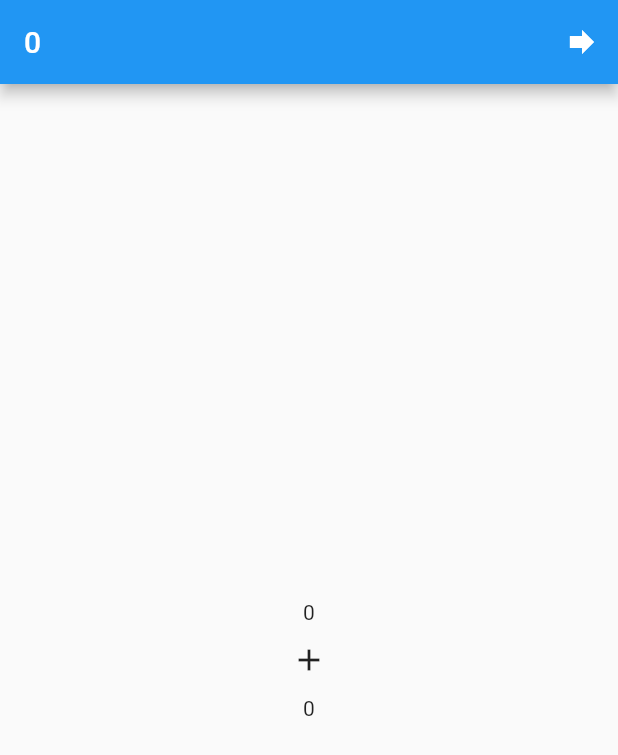
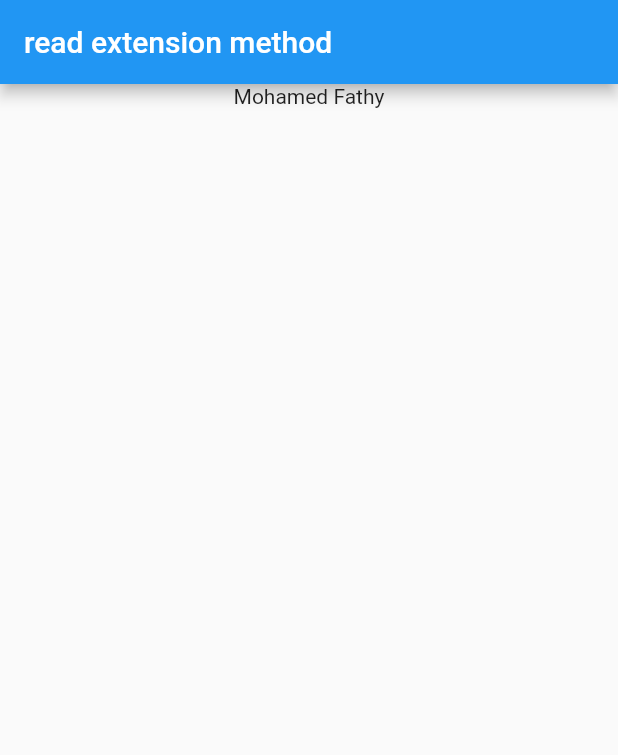
Before and after one commit to code2start/Flutter-State-Management, a Flutter app: the screen it shows after launch, on a phone screen of 412 x 824 dp. Shown: the top 755 px of the screen. Run offline on Flutter 3.47's test engine with Material 2 defaults, Android fonts, the phone set to English and light mode, and no system bars.

Commit message:
lesson 18

```diff
--- /dev/null
+++ b/lib/home.dart
@@ -0,0 +1,30 @@
+import 'package:flutter/material.dart';
+import 'package:provider/provider.dart';
+import 'package:state_management/mymodel.dart';
+
+class Home extends StatelessWidget {
+  @override
+  Widget build(BuildContext context) {
+    return Scaffold(
+      appBar: AppBar(
+        title: Text('read extension method'),
+      ),
+      body: Provider(
+        create: (context) => MyModel('Mohamed Fathy', 22),
+        child: Center(
+          child: Column(
+            children: <Widget>[MyNameWidget()],
+          ),
+        ),
+      ),
+    );
+  }
+}
+
+class MyNameWidget extends StatelessWidget {
+  @override
+  Widget build(BuildContext context) {
+    var myModel = Provider.of<MyModel>(context, listen: false);
+    return Text(myModel.name);
+  }
+}
--- a/lib/main.dart
+++ b/lib/main.dart
@@ -1,7 +1,6 @@
 import 'package:flutter/material.dart';
-import 'package:provider/provider.dart';
-import 'package:state_management/mycounter.dart';
-import 'package:state_management/next.dart';
+
+import 'home.dart';
 
 main() {
   runApp(MyApp());
@@ -10,59 +9,8 @@ main() {
 class MyApp extends StatelessWidget {
   @override
   Widget build(BuildContext context) {
-    return ChangeNotifierProvider<MyCounter>(
-      create: (BuildContext context) {
-        return MyCounter();
-      },
-      child: MaterialApp(
-        home: Home(),
-      ),
+    return MaterialApp(
+      home: Home(),
     );
   }
 }
-
-class Home extends StatelessWidget {
-  @override
-  Widget build(BuildContext context) {
-    return Scaffold(
-        appBar: AppBar(
-          title: Consumer<MyCounter>(builder: (context, mycounter, child) {
-            return Text('${mycounter.counter}');
-          }),
-          actions: <Widget>[
-            IconButton(
-              icon: Icon(Icons.forward),
-              onPressed: () {
-                Navigator.push(
-                  context,
-                  MaterialPageRoute(
-                    builder: (context) => Second(),
-                  ),
-                );
-              },
-            )
-          ],
-        ),
-        body: Center(
-          child: Column(
-            mainAxisAlignment: MainAxisAlignment.center,
-            children: <Widget>[
-              Consumer<MyCounter>(builder: (context, mycounter, child) {
-                return Text('${mycounter.counter}');
-              }),
-              Consumer<MyCounter>(builder: (context, mycounter, child) {
-                return IconButton(
-                  icon: Icon(Icons.add),
-                  onPressed: () {
-                    mycounter.inc();
-                  },
-                );
-              }),
-              Consumer<MyCounter>(builder: (context, mycounter, child) {
-                return Text('${mycounter.counter}');
-              }),
-            ],
-          ),
-        ));
-  }
-}
--- a/lib/mycounter.dart
+++ /dev/null
@@ -1,10 +0,0 @@
-import 'package:flutter/foundation.dart';
-
-class MyCounter extends ChangeNotifier {
-  int counter = 0;
-
-  inc() {
-    counter++;
-    notifyListeners();
-  }
-}
--- /dev/null
+++ b/lib/mymodel.dart
@@ -0,0 +1,6 @@
+class MyModel {
+  String name;
+  int number;
+
+  MyModel(this.name, this.number);
+}
```
Also changed, not shown: lib/next.dart (deleted, +0 -39 lines).
